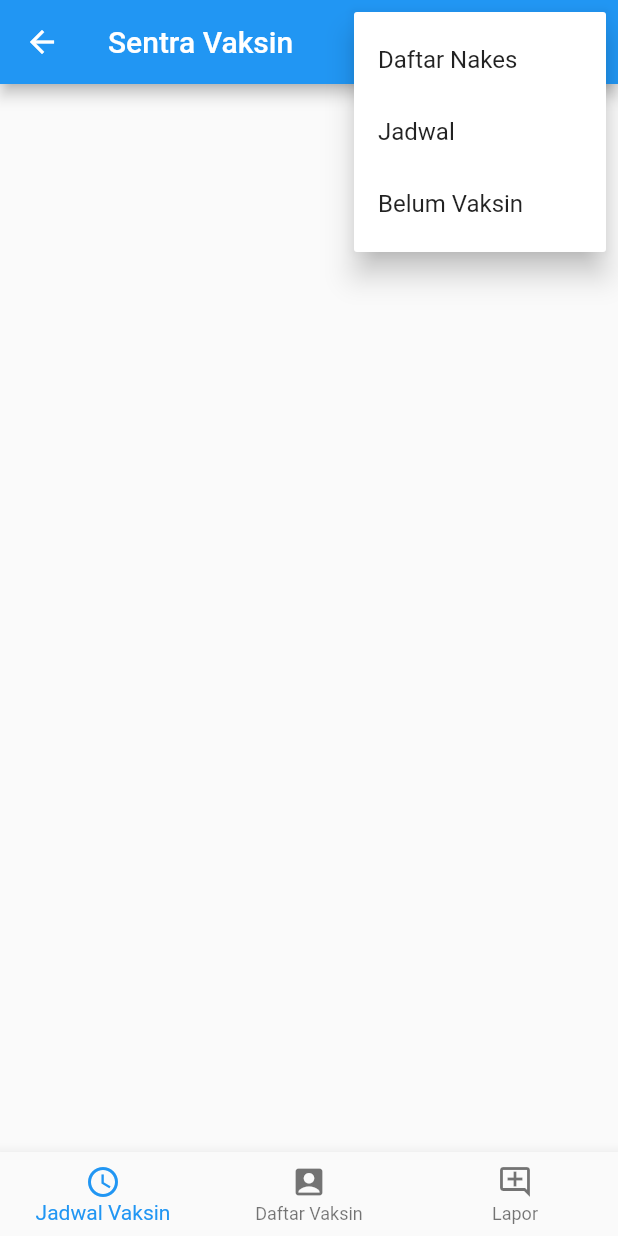
After one commit to sentravaksin/uas_pbp_e03, a Flutter app: the RegistrasiVaksin screen opened directly, after a tap on the "more vert" icon, on a phone screen of 412 x 824 dp. The commit adds this screen. Run offline on Flutter 3.47's test engine with Material 2 defaults, Android fonts, the phone set to English and light mode, and no system bars; our stand-ins replace google_fonts.

Commit message:
just getting started

```diff
--- /dev/null
+++ b/belum_vaksin/lib/screens/confirm_registrasi.dart
@@ -0,0 +1 @@
+// page confirm setelah berhasil registrasi
--- /dev/null
+++ b/belum_vaksin/lib/screens/list_peserta_vaksin.dart
@@ -0,0 +1 @@
+// page list peserta vaksin (admin only)
--- /dev/null
+++ b/belum_vaksin/lib/screens/registrasi_vaksin.dart
@@ -0,0 +1,94 @@
+// page form registrasi vaksin
+import 'package:flutter/material.dart';
+import 'package:belum_vaksin/belum_vaksin.dart';
+import 'package:http/http.dart' as http;
+import 'dart:convert';
+import 'package:daftar_nakes/daftar_nakes.dart';
+
+class RegistrasiVaksin extends StatefulWidget {
+  const RegistrasiVaksin({Key? key}) : super(key: key);
+
+  @override
+  _RegistrasiState createState() => _RegistrasiState();
+}
+
+class _RegistrasiState extends State<RegistrasiVaksin> {
+  // form key
+  final GlobalKey<FormState> _formKey = GlobalKey<FormState>();
+
+  // attibutes for form key
+  var waktu;
+  String? tempat_pelaksanaan;
+  String? jenis_vaksin;
+  String? nama_peserta;
+  int? nik;
+  int? no_telp;
+  var id;
+  var sesi;
+  var token;
+
+  // form result
+  String? submitted;
+
+  // for navigation TODO: UPDATE INI
+  void onSelected(BuildContext context, int item) {
+    switch (item) {
+      case 0:
+        Navigator.push(
+            context, MaterialPageRoute(builder: (context) => Daftar_Nakes()));
+        break;
+      case 1:
+        Navigator.push(
+            context, MaterialPageRoute(builder: (context) => Daftar_Nakes()));
+        break;
+      case 2:
+        Navigator.push(
+            context, MaterialPageRoute(builder: (context) => Daftar_Nakes()));
+        break;
+      default:
+    }
+  }
+
+  @override
+  Widget build(BuildContext context) {
+    return Scaffold(
+      // app bar
+      appBar: AppBar(
+        title: Text("Sentra Vaksin"),
+        actions: [
+          // TODO: UPDATE INI
+          PopupMenuButton<int>(
+            onSelected: (item) => onSelected(context, item),
+            itemBuilder: (context) => [
+              PopupMenuItem<int>(value: 0, child: Text("Daftar Nakes")),
+              PopupMenuItem<int>(value: 1, child: Text("Jadwal")),
+              PopupMenuItem<int>(value: 2, child: Text("Belum Vaksin"))
+            ],
+          )
+        ],
+      ),
+
+      // body
+      // TODO: IMPLEMENT BODY
+
+      // bottom navbar
+      bottomNavigationBar: BottomNavigationBar(
+        selectedItemColor: Colors.blue,
+        items: <BottomNavigationBarItem>[
+          const BottomNavigationBarItem(
+            icon: Icon(Icons.access_time_outlined),
+            label: 'Jadwal Vaksin',
+          ),
+          const BottomNavigationBarItem(
+            icon: Icon(Icons.account_box_rounded),
+            label: 'Daftar Vaksin',
+          ),
+          const BottomNavigationBarItem(
+            icon: Icon(Icons.add_comment_outlined),
+            label: 'Lapor',
+          ),
+        ],
+      ),
+    );
+  }
+}
--- a/efek_samping/lib/lapor.dart
+++ b/efek_samping/lib/lapor.dart
@@ -1,3 +1,4 @@
+import 'package:daftar_nakes/daftar_nakes.dart';
 import 'package:flutter/material.dart';
 import 'package:http/http.dart' as http;
 import 'EfekSamping.dart';
@@ -357,12 +358,40 @@ class LaporState extends State<Lapor> {
     );
   }
 
+  void onSelected(BuildContext context, int item) {
+    switch (item) {
+      case 0:
+        Navigator.push(
+            context, MaterialPageRoute(builder: (context) => Daftar_Nakes()));
+        break;
+      case 1:
+        Navigator.push(
+            context, MaterialPageRoute(builder: (context) => Daftar_Nakes()));
+        break;
+      case 2:
+        Navigator.push(
+            context, MaterialPageRoute(builder: (context) => Daftar_Nakes()));
+        break;
+      default:
+    }
+  }
+
   @override
   Widget build(BuildContext context) {
     // TODO: implement build
     return Scaffold(
       appBar: AppBar(
         title: Text("Sentra Vaksin"),
+        actions: [
+          PopupMenuButton<int>(
+            onSelected: (item) => onSelected(context, item),
+            itemBuilder: (context) => [
+              PopupMenuItem<int>(value: 0, child: Text("Daftar Nakes")),
+              PopupMenuItem<int>(value: 1, child: Text("Jadwal")),
+              PopupMenuItem<int>(value: 2, child: Text("Belum Vaksin"))
+            ],
+          )
+        ],
       ),
       body: SingleChildScrollView(
         child: Container(
--- a/lib/main.dart
+++ b/lib/main.dart
@@ -21,7 +21,7 @@ class MyApp extends StatelessWidget {
       title: 'Flutter Demo',
       //theme: theme,
       // home : sesuaikan dengan halaman masing2 buat dicoba
-      home: Laporan(),
+      home: Lapor(),
     );
   }
 }
```
Also changed, not shown: belum_vaksin/lib/belum_vaksin.dart (+29 -5 lines), belum_vaksin/pubspec.yaml (+9 -0 lines), 3 other files.
